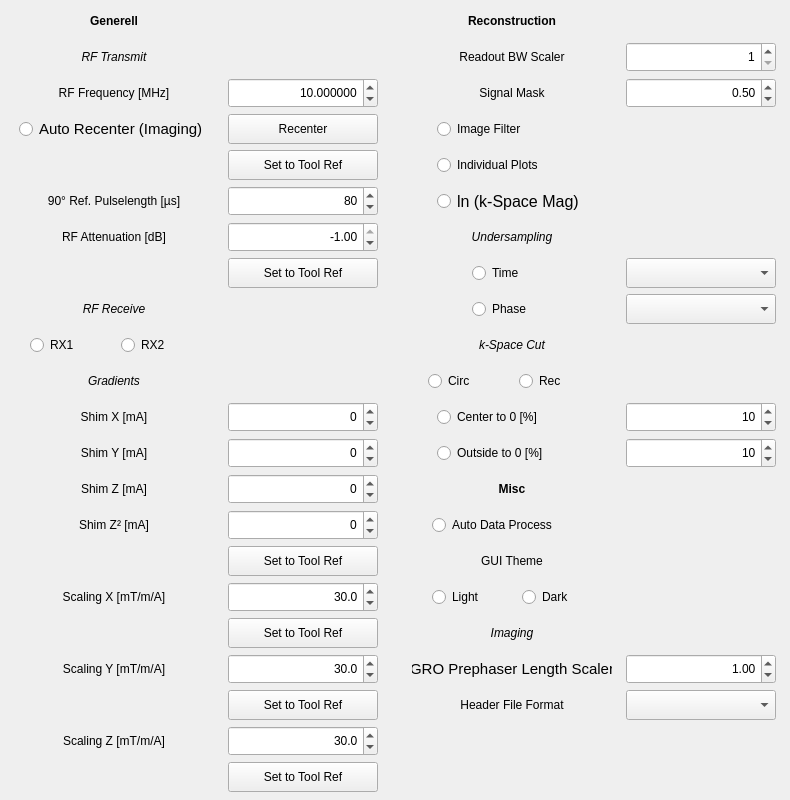
Above: Applications/relax2/ui/config.ui from OpenMRI/ocra before the change. Below: the same form after it.
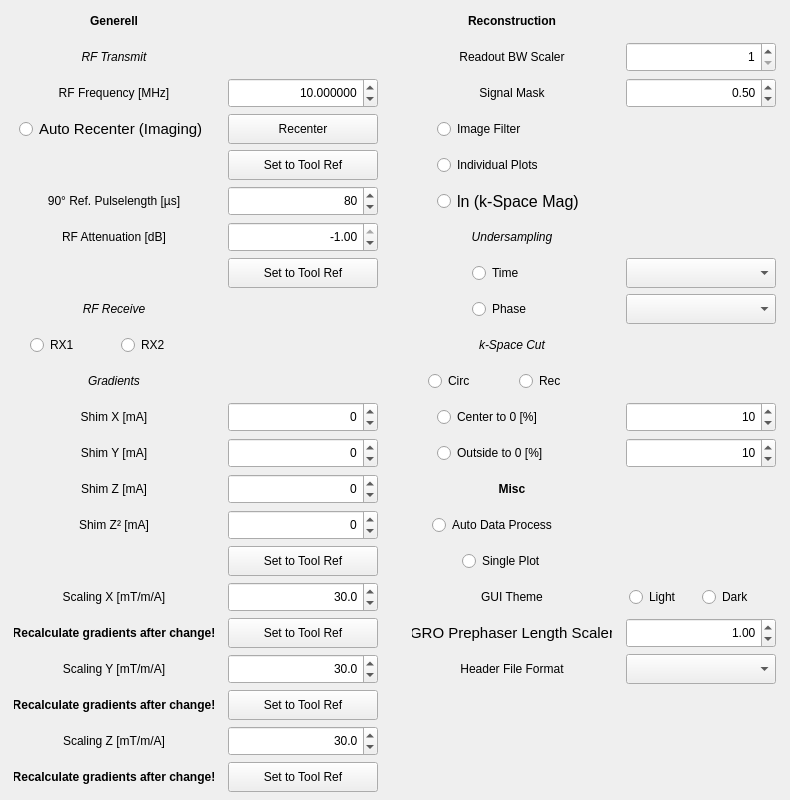
That is the form after the change.

The edit to the form file:
```diff
--- a/Applications/relax2/ui/config.ui
+++ b/Applications/relax2/ui/config.ui
@@ -1489,8 +1489,37 @@
       </item>
      </layout>
     </item>
-    <item row="30" column="4">
-     <widget class="QLabel" name="label_13">
+    <item row="25" column="4">
+     <layout class="QHBoxLayout" name="horizontalLayout_11">
+      <property name="spacing">
+       <number>0</number>
+      </property>
+      <item>
+       <widget class="QRadioButton" name="Auto_Data_Process_radioButton">
+        <property name="minimumSize">
+         <size>
+          <width>160</width>
+          <height>30</height>
+         </size>
+        </property>
+        <property name="maximumSize">
+         <size>
+          <width>160</width>
+          <height>30</height>
+         </size>
+        </property>
+        <property name="text">
+         <string>Auto Data Process</string>
+        </property>
+        <property name="autoExclusive">
+         <bool>false</bool>
+        </property>
+       </widget>
+      </item>
+     </layout>
+    </item>
+    <item row="28" column="0">
+     <widget class="QLabel" name="label_16">
       <property name="minimumSize">
        <size>
         <width>200</width>
@@ -1503,31 +1532,180 @@
         <height>30</height>
        </size>
       </property>
+      <property name="font">
+       <font>
+        <pointsize>9</pointsize>
+        <weight>75</weight>
+        <bold>true</bold>
+       </font>
+      </property>
       <property name="text">
-       <string>Header File Format</string>
+       <string>Recalculate gradients after change!</string>
       </property>
       <property name="alignment">
        <set>Qt::AlignCenter</set>
       </property>
      </widget>
     </item>
-    <item row="30" column="5">
-     <widget class="QComboBox" name="Header_File_Format_comboBox">
+    <item row="30" column="0">
+     <widget class="QLabel" name="label_17">
       <property name="minimumSize">
        <size>
-        <width>150</width>
+        <width>200</width>
         <height>30</height>
        </size>
       </property>
       <property name="maximumSize">
        <size>
-        <width>150</width>
+        <width>200</width>
         <height>30</height>
        </size>
       </property>
+      <property name="font">
+       <font>
+        <pointsize>9</pointsize>
+        <weight>75</weight>
+        <bold>true</bold>
+       </font>
+      </property>
+      <property name="text">
+       <string>Recalculate gradients after change!</string>
+      </property>
+      <property name="alignment">
+       <set>Qt::AlignCenter</set>
+      </property>
      </widget>
     </item>
-    <item row="29" column="5">
+    <item row="32" column="0">
+     <widget class="QLabel" name="label_18">
+      <property name="minimumSize">
+       <size>
+        <width>200</width>
+        <height>30</height>
+       </size>
+      </property>
+      <property name="maximumSize">
+       <size>
+        <width>200</width>
+        <height>30</height>
+       </size>
+      </property>
+      <property name="font">
+       <font>
+        <pointsize>9</pointsize>
+        <weight>75</weight>
+        <bold>true</bold>
+       </font>
+      </property>
+      <property name="text">
+       <string>Recalculate gradients after change!</string>
+      </property>
+      <property name="alignment">
+       <set>Qt::AlignCenter</set>
+      </property>
+     </widget>
+    </item>
+    <item row="27" column="4">
+     <widget class="QLabel" name="label_12">
+      <property name="minimumSize">
+       <size>
+        <width>200</width>
+        <height>30</height>
+       </size>
+      </property>
+      <property name="maximumSize">
+       <size>
+        <width>200</width>
+        <height>30</height>
+       </size>
+      </property>
+      <property name="text">
+       <string>GUI Theme</string>
+      </property>
+      <property name="alignment">
+       <set>Qt::AlignCenter</set>
+      </property>
+     </widget>
+    </item>
+    <item row="27" column="5">
+     <layout class="QHBoxLayout" name="horizontalLayout_10">
+      <property name="spacing">
+       <number>0</number>
+      </property>
+      <item>
+       <widget class="QRadioButton" name="GUI_Light_radioButton">
+        <property name="minimumSize">
+         <size>
+          <width>70</width>
+          <height>30</height>
+         </size>
+        </property>
+        <property name="maximumSize">
+         <size>
+          <width>70</width>
+          <height>30</height>
+         </size>
+        </property>
+        <property name="text">
+         <string>Light</string>
+        </property>
+        <property name="autoExclusive">
+         <bool>false</bool>
+        </property>
+       </widget>
+      </item>
+      <item>
+       <widget class="QRadioButton" name="GUI_Dark_radioButton">
+        <property name="minimumSize">
+         <size>
+          <width>70</width>
+          <height>30</height>
+         </size>
+        </property>
+        <property name="maximumSize">
+         <size>
+          <width>70</width>
+          <height>30</height>
+         </size>
+        </property>
+        <property name="text">
+         <string>Dark</string>
+        </property>
+        <property name="autoExclusive">
+         <bool>false</bool>
+        </property>
+       </widget>
+      </item>
+     </layout>
+    </item>
+    <item row="28" column="4">
+     <widget class="QLabel" name="label_47">
+      <property name="minimumSize">
+       <size>
+        <width>200</width>
+        <height>30</height>
+       </size>
+      </property>
+      <property name="maximumSize">
+       <size>
+        <width>200</width>
+        <height>30</height>
+       </size>
+      </property>
+      <property name="font">
+       <font>
+        <pointsize>11</pointsize>
+       </font>
+      </property>
+      <property name="text">
+       <string>GRO Prephaser Length Scaler</string>
+      </property>
+      <property name="alignment">
+       <set>Qt::AlignCenter</set>
+      </property>
+     </widget>
+    </item>
+    <item row="28" column="5">
      <widget class="QDoubleSpinBox" name="GRO_Length_Scaler_doubleSpinBox">
       <property name="minimumSize">
        <size>
@@ -1556,7 +1734,7 @@
      </widget>
     </item>
     <item row="29" column="4">
-     <widget class="QLabel" name="label_47">
+     <widget class="QLabel" name="label_13">
       <property name="minimumSize">
        <size>
         <width>200</width>
@@ -1569,140 +1747,51 @@
         <height>30</height>
        </size>
       </property>
-      <property name="font">
-       <font>
-        <pointsize>11</pointsize>
-       </font>
-      </property>
       <property name="text">
-       <string>GRO Prephaser Length Scaler</string>
+       <string>Header File Format</string>
       </property>
       <property name="alignment">
        <set>Qt::AlignCenter</set>
       </property>
      </widget>
     </item>
-    <item row="28" column="4">
-     <widget class="QLabel" name="label_38">
+    <item row="29" column="5">
+     <widget class="QComboBox" name="Header_File_Format_comboBox">
       <property name="minimumSize">
        <size>
-        <width>200</width>
+        <width>150</width>
         <height>30</height>
        </size>
       </property>
       <property name="maximumSize">
        <size>
-        <width>200</width>
+        <width>150</width>
         <height>30</height>
        </size>
       </property>
-      <property name="font">
-       <font>
-        <italic>true</italic>
-       </font>
-      </property>
-      <property name="text">
-       <string>Imaging</string>
-      </property>
-      <property name="alignment">
-       <set>Qt::AlignCenter</set>
-      </property>
      </widget>
     </item>
-    <item row="27" column="4">
-     <layout class="QHBoxLayout" name="horizontalLayout_10">
-      <property name="spacing">
-       <number>0</number>
-      </property>
-      <item>
-       <widget class="QRadioButton" name="GUI_Light_radioButton">
-        <property name="minimumSize">
-         <size>
-          <width>70</width>
-          <height>30</height>
-         </size>
-        </property>
-        <property name="maximumSize">
-         <size>
-          <width>70</width>
-          <height>30</height>
-         </size>
-        </property>
-        <property name="text">
-         <string>Light</string>
-        </property>
-        <property name="autoExclusive">
-         <bool>false</bool>
-        </property>
-       </widget>
-      </item>
-      <item>
-       <widget class="QRadioButton" name="GUI_Dark_radioButton">
-        <property name="minimumSize">
-         <size>
-          <width>70</width>
-          <height>30</height>
-         </size>
-        </property>
-        <property name="maximumSize">
-         <size>
-          <width>70</width>
-          <height>30</height>
-         </size>
-        </property>
-        <property name="text">
-         <string>Dark</string>
-        </property>
-        <property name="autoExclusive">
-         <bool>false</bool>
-        </property>
-       </widget>
-      </item>
-     </layout>
-    </item>
     <item row="26" column="4">
-     <widget class="QLabel" name="label_12">
-      <property name="minimumSize">
-       <size>
-        <width>200</width>
-        <height>30</height>
-       </size>
-      </property>
-      <property name="maximumSize">
-       <size>
-        <width>200</width>
-        <height>30</height>
-       </size>
-      </property>
-      <property name="text">
-       <string>GUI Theme</string>
-      </property>
-      <property name="alignment">
-       <set>Qt::AlignCenter</set>
-      </property>
-     </widget>
-    </item>
-    <item row="25" column="4">
-     <layout class="QHBoxLayout" name="horizontalLayout_11">
+     <layout class="QHBoxLayout" name="horizontalLayout_13">
       <property name="spacing">
        <number>0</number>
       </property>
       <item>
-       <widget class="QRadioButton" name="Auto_Data_Process_radioButton">
+       <widget class="QRadioButton" name="Single_Plot_radioButton">
         <property name="minimumSize">
          <size>
-          <width>160</width>
+          <width>100</width>
           <height>30</height>
          </size>
         </property>
         <property name="maximumSize">
          <size>
-          <width>160</width>
+          <width>100</width>
           <height>30</height>
          </size>
         </property>
         <property name="text">
-         <string>Auto Data Process</string>
+         <string>Single Plot</string>
         </property>
         <property name="autoExclusive">
          <bool>false</bool>
```
